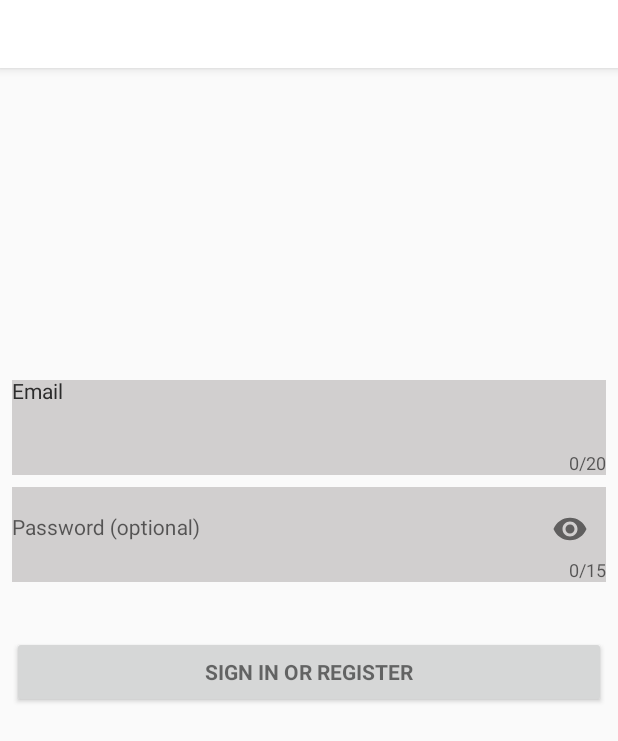
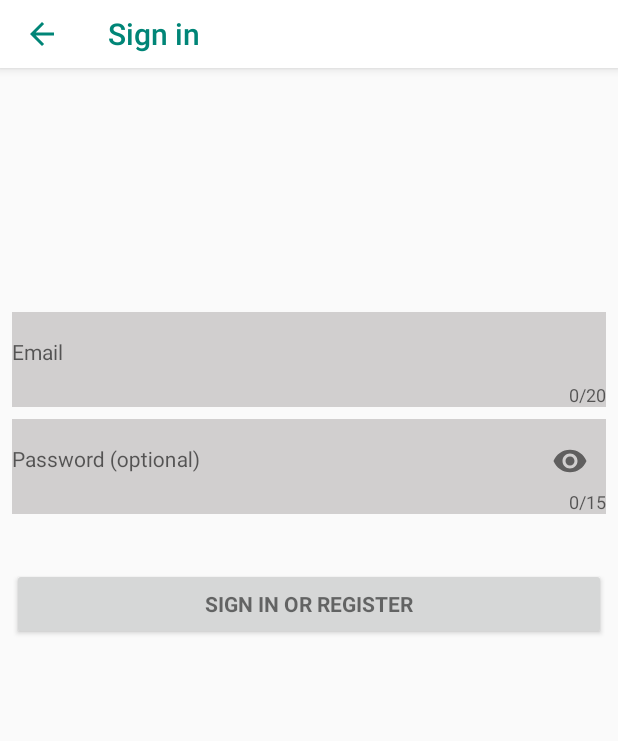
Before and after one commit to Leeeg/VShare, an Android app: the screen it shows after launch (LoginActivity), on a phone screen of 412 x 824 dp. Shown: the top 741 px of the screen. Run offline under Robolectric (Android 15) with nearby library versions, the phone set to English and light mode, and no system bars; our stand-ins replace data binding; 1 statement that could not run was skipped.

Commit message:
添加登陆界面

```diff
--- a/app/src/main/AndroidManifest.xml
+++ b/app/src/main/AndroidManifest.xml
@@ -37,6 +37,10 @@
             </intent-filter>
         </activity>
 
+        <activity android:name=".ui.activity.MainActivity"
+            android:label="@string/app_name"
+            android:theme="@style/AppTheme.NoActionBar"/>
+
     </application>
 
 </manifest>
--- /dev/null
+++ b/app/src/main/java/lee/com/vshare/listener/LoginListener.java
@@ -0,0 +1,12 @@
+package lee.com.vshare.listener;
+
+/**
+ * CreateDate：19-1-11 on 上午11:15
+ * Describe:
+ * Coder: lee
+ */
+public interface LoginListener {
+
+    void onLoginButtonClick();
+
+}
--- a/app/src/main/java/lee/com/vshare/ui/activity/LoginActivity.java
+++ b/app/src/main/java/lee/com/vshare/ui/activity/LoginActivity.java
@@ -1,8 +1,10 @@
 package lee.com.vshare.ui.activity;
 
 import android.os.Bundle;
+import android.view.MenuItem;
 
 import androidx.annotation.Nullable;
+import androidx.appcompat.widget.Toolbar;
 import androidx.fragment.app.FragmentManager;
 import lee.com.vshare.R;
 import lee.com.vshare.ui.BaseActivity;
@@ -22,6 +24,10 @@ public class LoginActivity extends BaseActivity {
         super.onCreate(savedInstanceState);
         setContentView(R.layout.activity_login);
 
+        Toolbar toolbar = findViewById(R.id.toolbar);
+        setSupportActionBar(toolbar);
+        getSupportActionBar().setHomeButtonEnabled(true);
+        getSupportActionBar().setDisplayHomeAsUpEnabled(true);
         fragmentManager = getSupportFragmentManager();
 
         loadFragment(savedInstanceState);
@@ -42,4 +48,11 @@ public class LoginActivity extends BaseActivity {
         }
     }
 
+    @Override
+    public boolean onOptionsItemSelected(MenuItem item) {
+        if(item.getItemId() == android.R.id.home){
+            finish();
+        }
+        return super.onOptionsItemSelected(item);
+    }
 }
--- a/app/src/main/java/lee/com/vshare/ui/fragment/LoginFragment.java
+++ b/app/src/main/java/lee/com/vshare/ui/fragment/LoginFragment.java
@@ -1,5 +1,6 @@
 package lee.com.vshare.ui.fragment;
 
+import android.content.Intent;
 import android.os.Bundle;
 import android.os.Environment;
 import android.view.LayoutInflater;
@@ -11,7 +12,10 @@ import androidx.annotation.Nullable;
 import androidx.databinding.DataBindingUtil;
 import lee.com.vshare.R;
 import lee.com.vshare.databinding.FragmentLoginBinding;
+import lee.com.vshare.listener.LoginListener;
 import lee.com.vshare.ui.BaseFragment;
+import lee.com.vshare.ui.activity.LoginActivity;
+import lee.com.vshare.ui.activity.MainActivity;
 
 /**
  * CreateDate：19-1-10 on 下午3:15
@@ -41,9 +45,14 @@ public class LoginFragment extends BaseFragment {
     public View onCreateView(@NonNull LayoutInflater inflater, @Nullable ViewGroup container, @Nullable Bundle savedInstanceState) {
 
         mBinding = DataBindingUtil.inflate(inflater, R.layout.fragment_login, container, false);
+        mBinding.setLoginListener(loginListener);
 
         return mBinding.getRoot();
 
     }
 
+    private final LoginListener loginListener = () ->{
+        ((LoginActivity)getActivity()).startActivity(new Intent((LoginActivity)getActivity(), MainActivity.class));
+    };
+
 }
--- a/app/src/main/res/layout/activity_login.xml
+++ b/app/src/main/res/layout/activity_login.xml
@@ -1,10 +1,10 @@
 <?xml version="1.0" encoding="utf-8"?>
-<LinearLayout xmlns:android="http://schemas.android.com/apk/res/android"
+<androidx.constraintlayout.widget.ConstraintLayout xmlns:android="http://schemas.android.com/apk/res/android"
     xmlns:app="http://schemas.android.com/apk/res-auto"
     xmlns:tools="http://schemas.android.com/tools"
     android:layout_width="match_parent"
     android:layout_height="match_parent"
-    android:orientation="vertical"
+    android:fitsSystemWindows="true"
     tools:context=".ui.activity.LoginActivity">
 
     <com.google.android.material.appbar.AppBarLayout
@@ -19,15 +19,15 @@
             android:layout_height="@dimen/tool_bar_height"
             android:background="@android:color/white"
             android:theme="@style/AppTheme.AppBarOverlay"
-            app:popupTheme="@style/AppTheme.PopupOverlay"/>
+            app:popupTheme="@style/AppTheme.PopupOverlay"
+            app:title="@string/title_activity_login" />
 
     </com.google.android.material.appbar.AppBarLayout>
 
     <FrameLayout
         android:id="@+id/fragment_container"
         android:layout_width="match_parent"
-        android:layout_height="match_parent">
+        android:layout_height="match_parent"
+        app:layout_constraintTop_toBottomOf="@+id/app_bar" />
 
-    </FrameLayout>
-
-</LinearLayout>
+</androidx.constraintlayout.widget.ConstraintLayout>
--- a/app/src/main/res/layout/app_bar_main.xml
+++ b/app/src/main/res/layout/app_bar_main.xml
@@ -17,10 +17,10 @@
             android:id="@+id/toolbar"
             android:layout_width="match_parent"
             android:layout_height="@dimen/tool_bar_height"
-            app:title="@string/app_name"
             android:background="@android:color/white"
+            android:theme="@style/AppTheme.AppBarOverlay"
             app:popupTheme="@style/AppTheme.PopupOverlay"
-            android:theme="@style/AppTheme.AppBarOverlay"/>
+            app:title="@string/app_name" />
 
         <!--<LinearLayout-->
         <!--android:id="@+id/toolbar"-->
@@ -58,7 +58,7 @@
         android:layout_width="match_parent"
         android:layout_height="0dp"
         app:layout_constraintBottom_toTopOf="@+id/navigation"
-        app:layout_constraintTop_toBottomOf="@+id/app_bar"/>
+        app:layout_constraintTop_toBottomOf="@+id/app_bar" />
 
     <com.google.android.material.bottomnavigation.BottomNavigationView
         android:id="@+id/navigation"
@@ -67,6 +67,6 @@
         android:background="?android:attr/windowBackground"
         app:labelVisibilityMode="labeled"
         app:layout_constraintBottom_toBottomOf="parent"
-        app:menu="@menu/navigation"/>
+        app:menu="@menu/navigation" />
 
 </androidx.constraintlayout.widget.ConstraintLayout>
--- a/app/src/main/res/layout/fragment_login.xml
+++ b/app/src/main/res/layout/fragment_login.xml
@@ -5,6 +5,9 @@
 
     <data>
 
+        <variable
+            name="loginListener"
+            type="lee.com.vshare.listener.LoginListener" />
     </data>
 
     <ScrollView
@@ -27,6 +30,8 @@
                 bind:showImgCircle="@{@drawable/icon}" />
 
             <com.google.android.material.textfield.TextInputLayout
+                android:focusable="true"
+                android:focusableInTouchMode="true"
                 android:layout_width="match_parent"
                 android:layout_height="wrap_content"
                 android:layout_marginTop="@dimen/dp_50"
@@ -82,6 +87,7 @@
                 android:layout_width="match_parent"
                 android:layout_height="wrap_content"
                 android:layout_marginTop="@dimen/dp_36"
+                android:onClick="@{()->loginListener.onLoginButtonClick()}"
                 android:text="@string/action_sign_in"
                 android:textStyle="bold" />
 
--- a/app/src/main/res/values/styles.xml
+++ b/app/src/main/res/values/styles.xml
@@ -28,7 +28,7 @@
     <!--TextInputLayout-->
     <!-- 设置提示文字样式 -->
     <style name="hintAppearance" parent="TextAppearance.AppCompat">
-        <item name="android:textColor">@color/textBlack</item>
+        <item name="android:textColor">@color/textGreen</item>
     </style>
     <!-- 设置超出长度提示文字样式 -->
     <style name="overAppearance" parent="TextAppearance.AppCompat">
```
Lines whose indentation alone changed are shown as unchanged.
